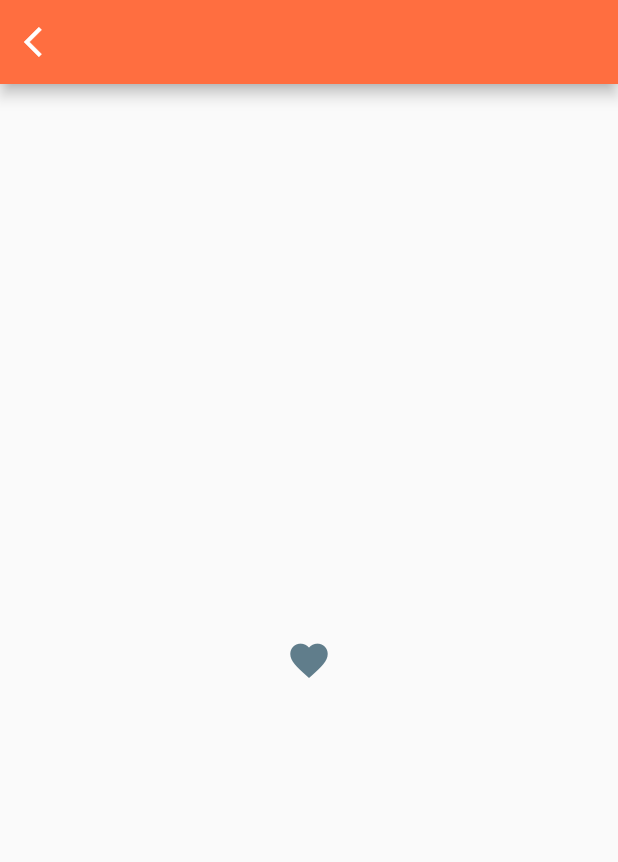
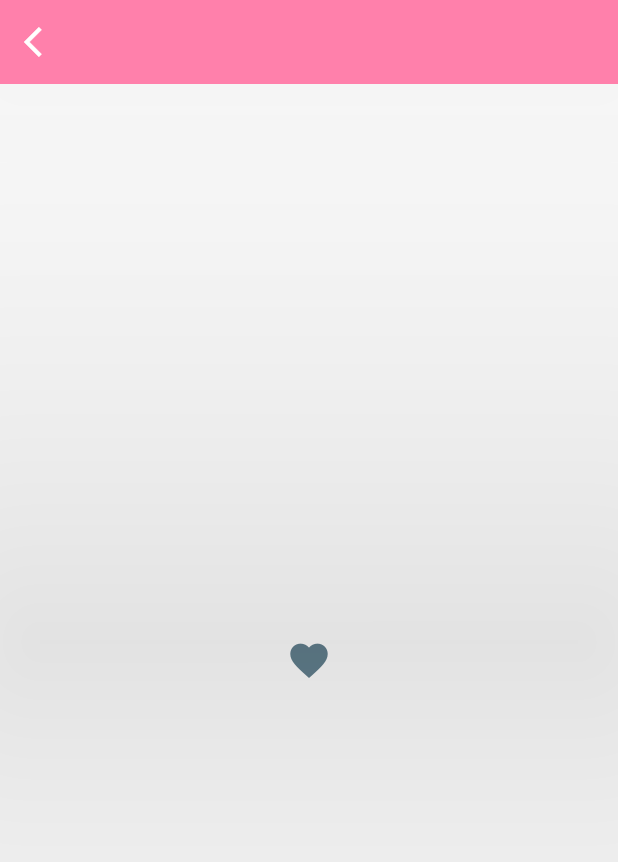
Before and after one commit to TechiePhil/page_and_widget_animation, a Flutter app: the screen it shows after launch, after a tap on "Scale Up Box", after a tap on "Scale Down Box", after a tap on "Switch Page", on a phone screen of 412 x 824 dp. Shown: the top 862 px of the screen. Run offline on Flutter 3.47's test engine with Material 2 defaults, Android fonts, the light colour scheme and no system bars.

Commit message:
Minor house-keeping code clean-up.

```diff
--- a/lib/pages/main_page.dart
+++ b/lib/pages/main_page.dart
@@ -15,7 +15,6 @@ SingleTickerProviderStateMixin {
 
   double height = 200;
   double width = 200;
-  double angle = .0;
 
   @override
   void initState() {
@@ -75,9 +74,8 @@ SingleTickerProviderStateMixin {
                   onPressed: () {
                     // rotate the box 360 degree
                     setState(() {
-                      height = 200;
-                      width = 200;
-                      // angle = rotationAnimation.value;
+                      // height = 200;
+                      // width = 200;
                     });
 
                     controller.forward(from: 0);
--- a/lib/pages/transitioned_page.dart
+++ b/lib/pages/transitioned_page.dart
@@ -12,7 +12,8 @@ class TransitionedPage extends StatelessWidget {
   Widget build(BuildContext context) {
     return Scaffold(
       appBar: AppBar(
-        backgroundColor: Colors.deepOrangeAccent,
+        backgroundColor: Colors.pinkAccent[100],
+        elevation: 200,
         leading: IconButton(
           icon: Icon(
             Icons.arrow_back_ios
```
